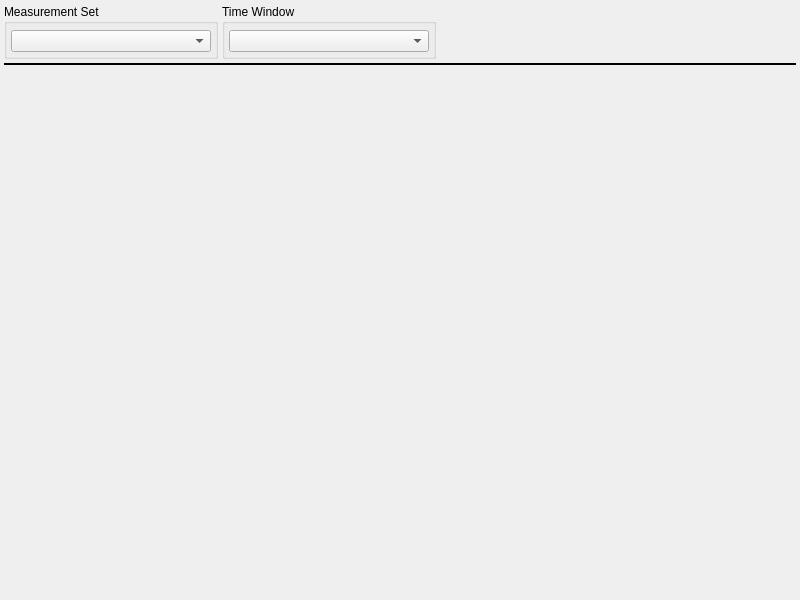
Qt form mw4/gui/widgets/measure.ui (mworion/MountWizzard4) before a commit.
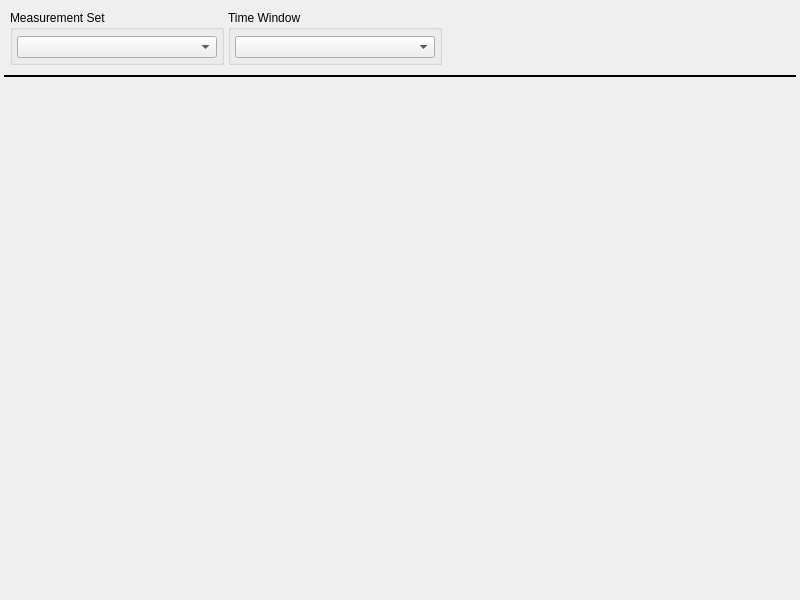
The same form after that commit.

Diff of the .ui file:
```diff
--- a/mw4/gui/widgets/measure.ui
+++ b/mw4/gui/widgets/measure.ui
@@ -66,6 +66,15 @@
    </property>
    <item>
     <layout class="QHBoxLayout" name="horizontalLayout" stretch="0,0,1">
+     <property name="leftMargin">
+      <number>6</number>
+     </property>
+     <property name="topMargin">
+      <number>6</number>
+     </property>
+     <property name="bottomMargin">
+      <number>6</number>
+     </property>
      <item>
       <widget class="QGroupBox" name="groupBox">
        <property name="title">
@@ -168,13 +177,13 @@
      </property>
      <property name="minimumSize">
       <size>
-       <width>790</width>
+       <width>0</width>
        <height>0</height>
       </size>
      </property>
      <property name="maximumSize">
       <size>
-       <width>1580</width>
+       <width>16777215</width>
        <height>16777215</height>
       </size>
      </property>
```
